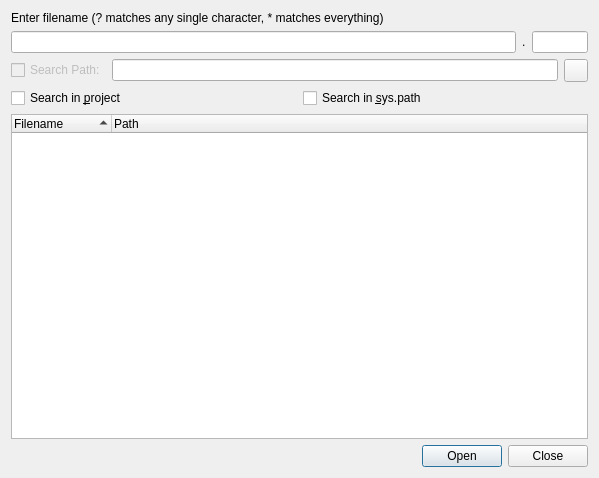
Qt form UI/FindFileNameDialog.ui (testmana2/test) before a commit.
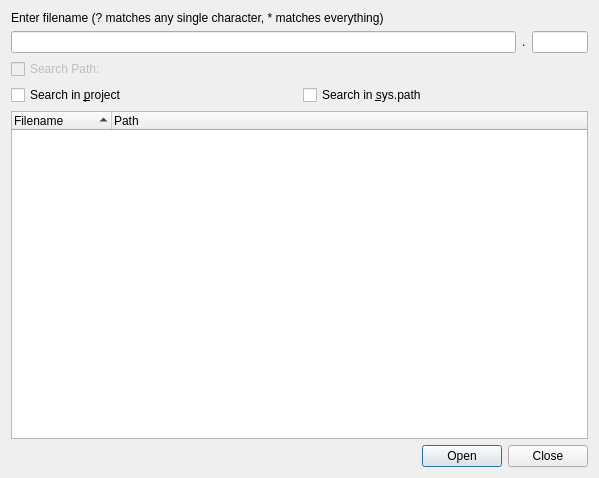
The same form after that commit. Custom widgets are drawn as their Qt base class.

Commit message: Modified more dialogs to use the path picker widgets.

```diff
--- a/UI/FindFileNameDialog.ui
+++ b/UI/FindFileNameDialog.ui
@@ -13,7 +13,7 @@
   <property name="windowTitle">
    <string>Find File</string>
   </property>
-  <layout class="QVBoxLayout">
+  <layout class="QVBoxLayout" name="verticalLayout">
    <item>
     <widget class="QLabel" name="textLabel1">
      <property name="text">
@@ -59,7 +59,7 @@
     </layout>
    </item>
    <item>
-    <layout class="QHBoxLayout">
+    <layout class="QHBoxLayout" name="horizontalLayout">
      <item>
       <widget class="QCheckBox" name="searchDirCheckBox">
        <property name="enabled">
@@ -74,19 +74,21 @@
       </widget>
      </item>
      <item>
-      <widget class="QLineEdit" name="searchDirEdit">
+      <widget class="E5PathPicker" name="searchDirPicker" native="true">
+       <property name="sizePolicy">
+        <sizepolicy hsizetype="Expanding" vsizetype="Preferred">
+         <horstretch>0</horstretch>
+         <verstretch>0</verstretch>
+        </sizepolicy>
+       </property>
+       <property name="focusPolicy">
+        <enum>Qt::StrongFocus</enum>
+       </property>
        <property name="toolTip">
         <string>Enter the directory, the file should be searched in</string>
        </property>
       </widget>
      </item>
-     <item>
-      <widget class="QToolButton" name="searchDirButton">
-       <property name="toolTip">
-        <string>Press to select the directory, the file should be searched in</string>
-       </property>
-      </widget>
-     </item>
     </layout>
    </item>
    <item>
@@ -151,6 +153,14 @@
    </item>
   </layout>
  </widget>
+ <customwidgets>
+  <customwidget>
+   <class>E5PathPicker</class>
+   <extends>QWidget</extends>
+   <header>E5Gui/E5PathPicker.h</header>
+   <container>1</container>
+  </customwidget>
+ </customwidgets>
  <tabstops>
   <tabstop>fileNameEdit</tabstop>
   <tabstop>fileExtEdit</tabstop>
```
Left out of the diff: 3 changed lines with no effect on the pictures. The commit also changes 14 other files.
